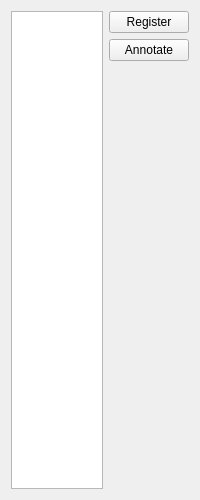
Oli4/oat, file oat/views/ui/ui_data_overview.ui: the form before one commit.
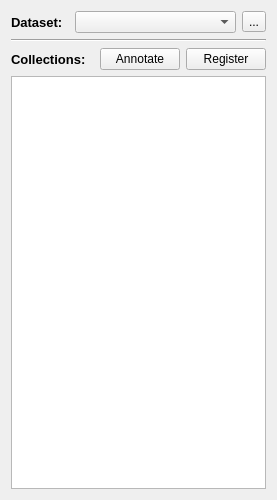
The form after the commit. Icons and pictures are not drawn.

Commit message: work in progress unstable; added dataset manager; improved dataset/collection navigation

```diff
--- a/oat/views/ui/ui_data_overview.ui
+++ b/oat/views/ui/ui_data_overview.ui
@@ -6,7 +6,7 @@
    <rect>
     <x>0</x>
     <y>0</y>
-    <width>200</width>
+    <width>277</width>
     <height>500</height>
    </rect>
   </property>
@@ -25,84 +25,142 @@
   <property name="windowTitle">
    <string>Data Collections</string>
   </property>
-  <layout class="QHBoxLayout" name="horizontalLayout_4">
-   <item>
-    <widget class="QTableView" name="tableView">
-     <property name="sizePolicy">
-      <sizepolicy hsizetype="Minimum" vsizetype="Expanding">
-       <horstretch>1</horstretch>
-       <verstretch>0</verstretch>
-      </sizepolicy>
-     </property>
-    </widget>
-   </item>
-   <item>
     <layout class="QVBoxLayout" name="verticalLayout">
      <item>
-      <widget class="QPushButton" name="registerButton">
-       <property name="sizePolicy">
-        <sizepolicy hsizetype="Minimum" vsizetype="Fixed">
-         <horstretch>10</horstretch>
-         <verstretch>0</verstretch>
-        </sizepolicy>
-       </property>
-       <property name="minimumSize">
-        <size>
-         <width>80</width>
-         <height>0</height>
-        </size>
-       </property>
-       <property name="baseSize">
-        <size>
-         <width>0</width>
-         <height>0</height>
-        </size>
-       </property>
+    <layout class="QHBoxLayout" name="horizontalLayout">
+     <item>
+      <layout class="QFormLayout" name="formLayout">
+       <item row="0" column="0">
+        <widget class="QLabel" name="label">
+         <property name="font">
+          <font>
+           <pointsize>10</pointsize>
+           <weight>75</weight>
+           <bold>true</bold>
+          </font>
+         </property>
+         <property name="text">
+          <string>Dataset:</string>
+         </property>
+        </widget>
+       </item>
+       <item row="0" column="1">
+        <layout class="QHBoxLayout" name="horizontalLayout_5">
+         <property name="leftMargin">
+          <number>6</number>
+         </property>
+         <item>
+          <widget class="QComboBox" name="datasetComboBox"/>
+         </item>
+         <item>
+          <widget class="QToolButton" name="editDatasetButton">
+           <property name="toolTip">
+            <string>Open the dataset manager</string>
+           </property>
        <property name="text">
-        <string>Register</string>
+            <string>...</string>
+           </property>
+           <property name="icon">
+            <iconset resource="resources.qrc">
+             <normaloff>:/icons/icons/baseline-settings-20px.svg</normaloff>:/icons/icons/baseline-settings-20px.svg</iconset>
        </property>
        <property name="iconSize">
         <size>
-         <width>16</width>
-         <height>16</height>
+             <width>24</width>
+             <height>24</height>
         </size>
        </property>
       </widget>
      </item>
+        </layout>
+       </item>
+      </layout>
+     </item>
+    </layout>
+   </item>
      <item>
-      <widget class="QPushButton" name="annotateButton">
-       <property name="sizePolicy">
-        <sizepolicy hsizetype="Fixed" vsizetype="Fixed">
-         <horstretch>0</horstretch>
-         <verstretch>0</verstretch>
-        </sizepolicy>
-       </property>
-       <property name="minimumSize">
-        <size>
-         <width>80</width>
-         <height>0</height>
-        </size>
+    <widget class="Line" name="line">
+     <property name="orientation">
+      <enum>Qt::Horizontal</enum>
+     </property>
+    </widget>
+   </item>
+   <item>
+    <layout class="QHBoxLayout" name="horizontalLayout_2">
+     <item>
+      <layout class="QVBoxLayout" name="verticalLayout_3">
+       <item>
+        <layout class="QFormLayout" name="formLayout_2">
+         <item row="0" column="0">
+          <widget class="QLabel" name="label_2">
+           <property name="font">
+            <font>
+             <pointsize>10</pointsize>
+             <weight>75</weight>
+             <bold>true</bold>
+            </font>
        </property>
        <property name="text">
-        <string>Annotate</string>
+            <string>Collections:</string>
        </property>
       </widget>
      </item>
+         <item row="0" column="1">
+          <layout class="QHBoxLayout" name="horizontalLayout_3">
      <item>
-      <spacer name="verticalSpacer">
+            <spacer name="horizontalSpacer">
        <property name="orientation">
-        <enum>Qt::Vertical</enum>
-       </property>
-       <property name="sizeType">
-        <enum>QSizePolicy::Expanding</enum>
+              <enum>Qt::Horizontal</enum>
        </property>
        <property name="sizeHint" stdset="0">
         <size>
-         <width>80</width>
-         <height>40</height>
+               <width>0</width>
+               <height>0</height>
         </size>
        </property>
       </spacer>
+           </item>
+           <item>
+            <widget class="QPushButton" name="annotateButton">
+             <property name="toolTip">
+              <string>Annotate the selected collection</string>
+             </property>
+             <property name="text">
+              <string>Annotate</string>
+             </property>
+            </widget>
+           </item>
+           <item>
+            <widget class="QPushButton" name="registerButton">
+             <property name="toolTip">
+              <string>Register the selected collection</string>
+             </property>
+             <property name="text">
+              <string>Register</string>
+             </property>
+            </widget>
+           </item>
+          </layout>
+         </item>
+        </layout>
+       </item>
+       <item>
+        <widget class="QTableView" name="tableView">
+         <property name="toolTip">
+          <string>Collections in the current dataset</string>
+         </property>
+         <property name="selectionMode">
+          <enum>QAbstractItemView::SingleSelection</enum>
+         </property>
+         <property name="selectionBehavior">
+          <enum>QAbstractItemView::SelectRows</enum>
+         </property>
+         <attribute name="horizontalHeaderCascadingSectionResizes">
+          <bool>true</bool>
+         </attribute>
+        </widget>
+       </item>
+      </layout>
      </item>
     </layout>
    </item>
```
Lines whose indentation alone changed are shown as unchanged. The commit also changes 13 other files.
